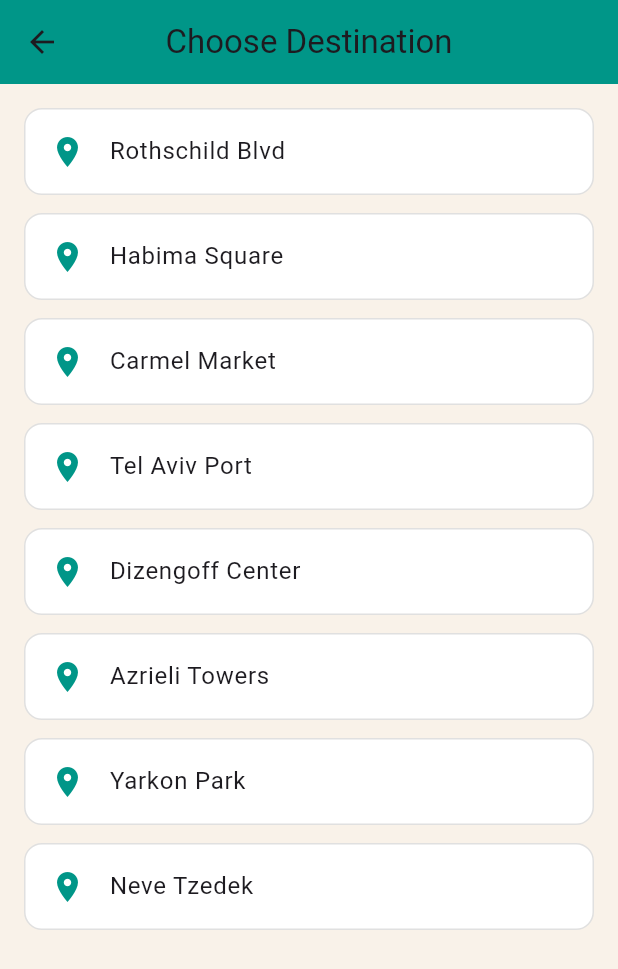
After one commit to Mayhorovitz/city_path, a Flutter app: the DestinationScreen screen opened directly, on a phone screen of 412 x 824 dp. The commit adds this screen. Shown: the top 969 px of the screen. Run offline on Flutter 3.47's test engine with Material 3 defaults, Android fonts, the phone set to English and light mode, and no system bars; our stand-ins replace google_maps_flutter.

Commit message:
add destination screen and backend directory

```diff
--- /dev/null
+++ b/mobile/lib/screens/destination_screen.dart
@@ -0,0 +1,49 @@
+import 'package:flutter/material.dart';
+
+class DestinationScreen extends StatelessWidget {
+  const DestinationScreen({super.key});
+
+  final List<String> destinations = const [
+    'Rothschild Blvd',
+    'Habima Square',
+    'Carmel Market',
+    'Tel Aviv Port',
+    'Dizengoff Center',
+    'Azrieli Towers',
+    'Yarkon Park',
+    'Neve Tzedek',
+  ];
+
+  @override
+  Widget build(BuildContext context) {
+    return Scaffold(
+      backgroundColor: const Color(0xFFF9F2E9),
+      appBar: AppBar(
+        title: const Text('Choose Destination'),
+        backgroundColor: Colors.teal,
+        centerTitle: true,
+      ),
+      body: ListView.separated(
+        padding: const EdgeInsets.all(16),
+        itemCount: destinations.length,
+        separatorBuilder: (_, __) => const SizedBox(height: 12),
+        itemBuilder: (context, index) {
+          final place = destinations[index];
+          return ListTile(
+            shape: RoundedRectangleBorder(
+              borderRadius: BorderRadius.circular(12),
+              side: BorderSide(color: Colors.grey.shade300),
+            ),
+            tileColor: Colors.white,
+            leading: const Icon(Icons.location_on, color: Colors.teal),
+            title: Text(place),
+            onTap: () {
+              // TODO: Save selected destination and return
+              Navigator.pop(context, place);
+            },
+          );
+        },
+      ),
+    );
+  }
+}
--- a/mobile/lib/screens/login_screen.dart
+++ b/mobile/lib/screens/login_screen.dart
@@ -14,7 +14,7 @@ class LoginScreen extends StatelessWidget {
           child: SingleChildScrollView(
             child: Column(
               children: [
-                // Logo with larger size
+                // Logo
                 Image.asset('assets/logo.png', width: 160),
                 const SizedBox(height: 40),
                 TextField(
@@ -50,7 +50,7 @@ class LoginScreen extends StatelessWidget {
                     'log in',
                     style: TextStyle(
                       fontSize: 18,
-                      color: Color(0xFFF9F2E9), // Text color = background color
+                      color: Color(0xFFF9F2E9),
                     ),
                   ),
                 ),
--- a/mobile/pubspec.yaml
+++ b/mobile/pubspec.yaml
@@ -28,6 +28,8 @@ environment:
 # the latest version available on pub.dev. To see which dependencies have newer
 # versions available, run `flutter pub outdated`.
 dependencies:
+  google_maps_flutter: ^2.5.0
+
   flutter:
     sdk: flutter
 
```
Also changed, not shown: mobile/lib/screens/home_screen.dart (+56 -29 lines), mobile/assets/logo.png, mobile/pubspec.lock, 4 other files.
